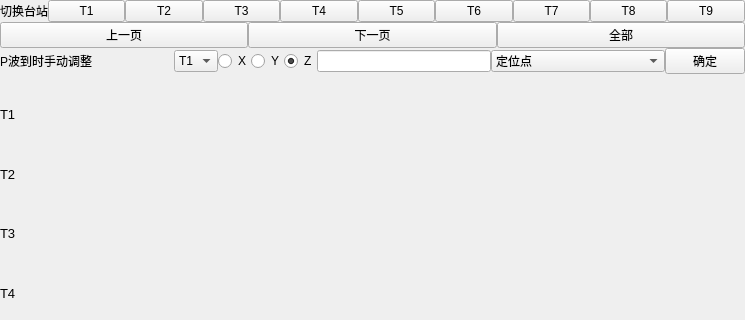
Qt form MineEarthquakeDemo14/showchart.ui (HaiUgo/MineEarthquakeDemo) before a commit; both pictures show x 0 to 745 and y 0 to 320 of the 745 by 622 pixel window.
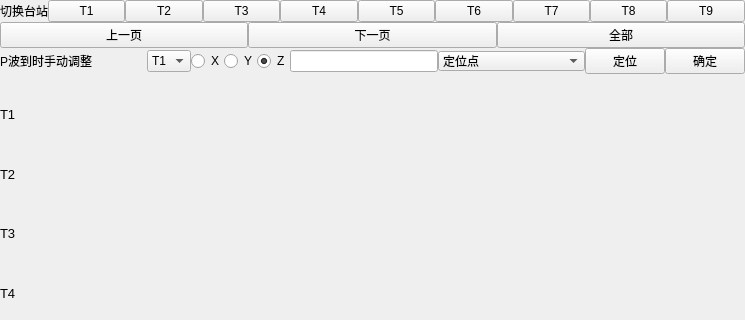
The same form after that commit.

```diff
--- a/MineEarthquakeDemo14/showchart.ui
+++ b/MineEarthquakeDemo14/showchart.ui
@@ -269,6 +269,18 @@
            <verstretch>0</verstretch>
           </sizepolicy>
          </property>
+         <property name="minimumSize">
+          <size>
+           <width>0</width>
+           <height>0</height>
+          </size>
+         </property>
+         <property name="maximumSize">
+          <size>
+           <width>200</width>
+           <height>20</height>
+          </size>
+         </property>
          <item>
           <property name="text">
            <string>定位点</string>
@@ -276,6 +288,13 @@
          </item>
         </widget>
        </item>
+       <item>
+        <widget class="QPushButton" name="locationAlgorithmButton">
+         <property name="text">
+          <string>定位</string>
+         </property>
+        </widget>
+       </item>
        <item>
         <widget class="QPushButton" name="saveModifiedPWave">
          <property name="text">
```
